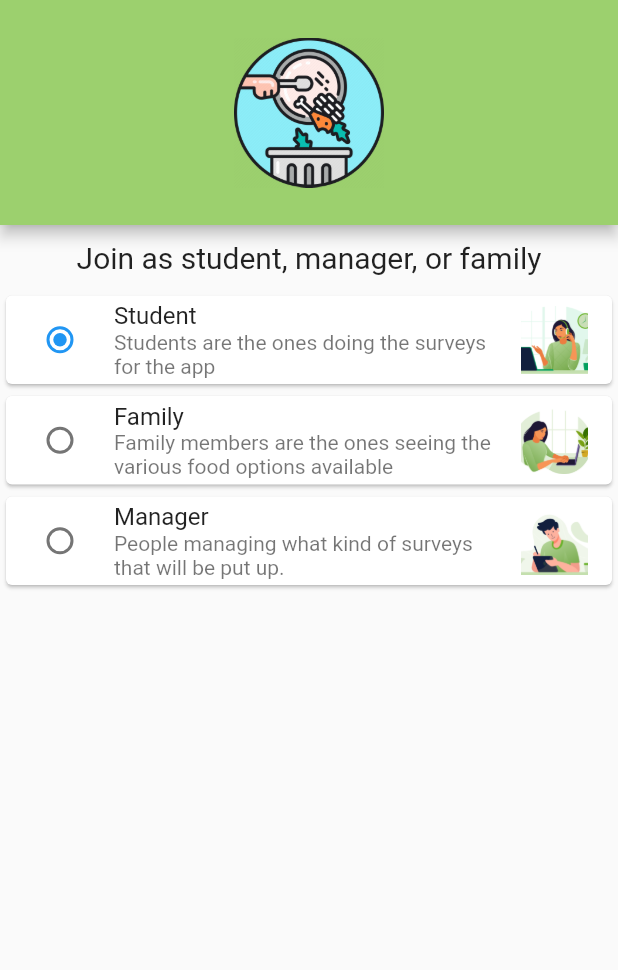
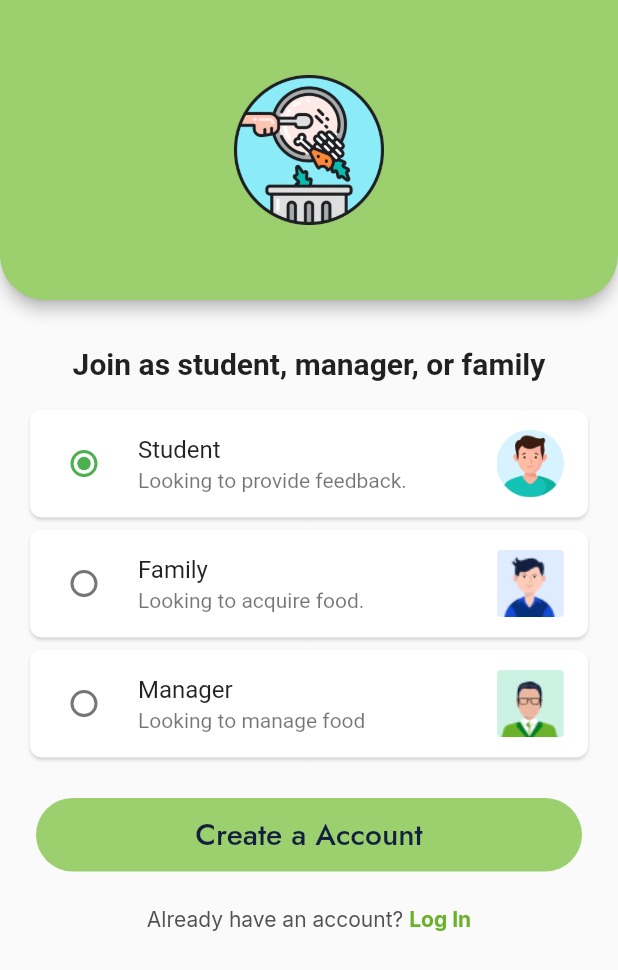
Before and after one commit to HaileyyHsieh/food-waste-project, a Flutter app: the WelcomeScreen screen opened directly, on a phone screen of 412 x 824 dp. Shown: the top 970 px of the screen. Run offline on Flutter 3.47's test engine with Material 2 defaults, Android fonts, the light colour scheme and no system bars; our stand-ins replace cloud_firestore, firebase_auth, firebase_core, firebase_storage, google_fonts, nb_utils and 2 more; accounts and stored records are empty; network calls fail; Roboto replaces fonts that are missing (Display); statements that could not run were skipped.

Commit message:
made changes to welcome_screen, signup, and login file

```diff
--- a/lib/screen/welcome_screen/welcome_screen.dart
+++ b/lib/screen/welcome_screen/welcome_screen.dart
@@ -2,7 +2,7 @@ import 'package:flutter/material.dart';
 import 'package:food_waste_proj_v1/screen/widgets/constant.dart';
 import '../widgets/button_global.dart';
 import 'login.dart';
-// import 'signup.dart';
+import 'signup.dart';
 
 
 class WelcomeScreen extends StatefulWidget {
@@ -27,30 +27,49 @@ class _WelcomeScreenState extends State<WelcomeScreen> {
             height: 100,
             width: 100,
           ),
-          toolbarHeight: 150,
+          toolbarHeight: 200,
           backgroundColor: kPrimaryColor,
           centerTitle: true,
           automaticallyImplyLeading: false,
+          shape: const RoundedRectangleBorder(
+            borderRadius: BorderRadius.only(
+              bottomLeft: Radius.circular(30.0),
+              bottomRight: Radius.circular(30.0),
             ),
-        body: Column(
+          ),
+        ),
+        body: Padding(
+          padding: const EdgeInsets.all(16.0),
+          child: Column(
             children: [
-            const SizedBox(height: 10),
+              const SizedBox(height: 15),
               Text(
                 "Join as student, manager, or family",
-              style: TextStyle(fontSize: 20),
+                style: TextStyle(
+                  fontSize: 20,
+                  fontWeight: FontWeight.bold,
                 ),
-            const SizedBox(height: 10),
+              ),
+              const SizedBox(height: 15),
               Card(
+                elevation: 1.0,
+                shadowColor: kDarkWhite,
+                shape: RoundedRectangleBorder(
+                  borderRadius: BorderRadius.circular(8.0),
+                ),
                 child: RadioListTile(
                     title: const Text('Student'),
-                subtitle: Text("Students are the ones doing the surveys for the app"),
+                    subtitle: Text("Looking to provide feedback."),
+                    autofocus: false,
+                    activeColor: Colors.green,
+                    selectedTileColor: Colors.white,
                     secondary: Container(
                       width: 45,
                       height: 45,
                       decoration: BoxDecoration(
                         image: const DecorationImage(
                             fit: BoxFit.cover,
-                        image: AssetImage('images/student.png'),
+                            image: AssetImage('images/profile3.png'),
                         )
                       ),
                     ),
@@ -67,9 +86,17 @@ class _WelcomeScreenState extends State<WelcomeScreen> {
                 ),
               ),
               Card(
+                elevation: 1.0,
+                shadowColor: kDarkWhite,
+                shape: RoundedRectangleBorder(
+                  borderRadius: BorderRadius.circular(8.0),
+                ),
                 child: RadioListTile(
                     title: const Text('Family'),
-                subtitle: Text("Family members are the ones seeing the various food options available"),
+                    subtitle: Text("Looking to acquire food."),
+                    autofocus: false,
+                    activeColor: Colors.green,
+                    selectedTileColor: Colors.white,
                     value: Character.family,
                     groupValue: _character,
                     secondary: Container(
@@ -78,7 +105,7 @@ class _WelcomeScreenState extends State<WelcomeScreen> {
                       decoration: BoxDecoration(
                           image: const DecorationImage(
                             fit: BoxFit.cover,
-                        image: AssetImage('images/family.png'),
+                            image: AssetImage('images/profile2.png'),
                           )
                       ),
                     ),
@@ -93,19 +120,26 @@ class _WelcomeScreenState extends State<WelcomeScreen> {
                   ),
                 ),
               Card(
+                elevation: 1.0,
+                shadowColor: kDarkWhite,
+                shape: RoundedRectangleBorder(
+                  borderRadius: BorderRadius.circular(8.0),
+                ),
                 child: RadioListTile(
                     title: const Text('Manager'),
-                subtitle: Text("People managing what kind of surveys that will be put up. "),
+                    subtitle: Text("Looking to manage food"),
                     value: Character.manager,
                     groupValue: _character,
-
+                    autofocus: false,
+                    activeColor: Colors.green,
+                    selectedTileColor: Colors.white,
                     secondary: Container(
                       width: 45,
                       height: 45,
                       decoration: BoxDecoration(
                           image: const DecorationImage(
                             fit: BoxFit.cover,
-                        image: AssetImage('images/school-manager.png'),
+                            image: AssetImage('images/profile1.png'),
                           )
                       ),
                     ),
@@ -119,7 +153,54 @@ class _WelcomeScreenState extends State<WelcomeScreen> {
                     },
                 ),
               ),
+              const SizedBox(height: 15.0),
+              ButtonGlobalWithoutIcon(
+                buttontext: 'Create a Account',
+                buttonDecoration: kButtonDecoration.copyWith(
+                  color: kPrimaryColor,
+                  borderRadius: BorderRadius.circular(30.0),
+                ),
+                onPressed: () {
+                  Navigator.push(
+                    context,
+                    MaterialPageRoute(
+                      builder: (context) => const SignUp(),
+                    ),
+                  );
+                },
+                buttonTextColor: kNeutralColor,
+              ),
+              const SizedBox(height: 15.0),
+              Center(
+                child: GestureDetector(
+                  onTap: () {
+                    setState(() {
+                      Navigator.push(
+                        context,
+                        MaterialPageRoute(
+                          builder: (context) => const LogIn(),
+                        ),
+                      );
+                    });
+                  },
+                  child: RichText(
+                    text: TextSpan(
+                      text: 'Already have an account? ',
+                      style: kTextStyle.copyWith(color: kSubTitleColor),
+                      children: [
+                        TextSpan(
+                          text: 'Log In',
+                          style: kTextStyle.copyWith(
+                              color: const Color(0xFF69B22A),
+                              fontWeight: FontWeight.bold),
+                        ),
                       ],
+                    ),
+                  ),
+                ),
+              ),
+            ],
+          ),
         ),
       ),
     );
--- a/pubspec.yaml
+++ b/pubspec.yaml
@@ -82,6 +82,9 @@ flutter:
     - images/family.png
     - images/school-manager.png
     - images/student.png
+    - images/profile1.png
+    - images/profile2.png
+    - images/profile3.png
 
 
   # An image asset can refer to one or more resolution-specific "variants", see
```
Also changed, not shown: lib/screen/welcome_screen/login.dart (+13 -2 lines), lib/screen/welcome_screen/signup.dart (+11 -23 lines), images/profile1.png (added), images/profile2.png (added), images/profile3.png (added), 6 other files. Lines whose indentation alone changed are shown as unchanged.
